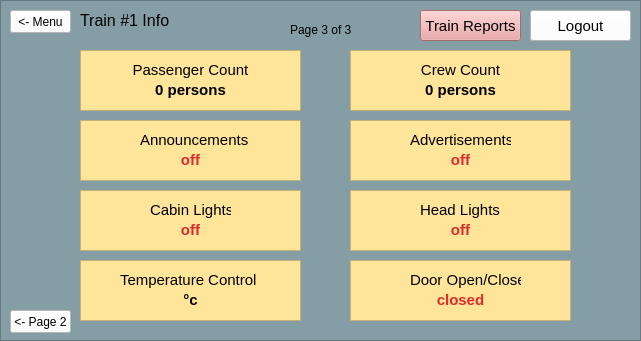
Before: the Qt Designer form src/UI/TrainModel/Train_Info_Page3.ui in aet37/ECE1140-Project, drawn with Qt 5.
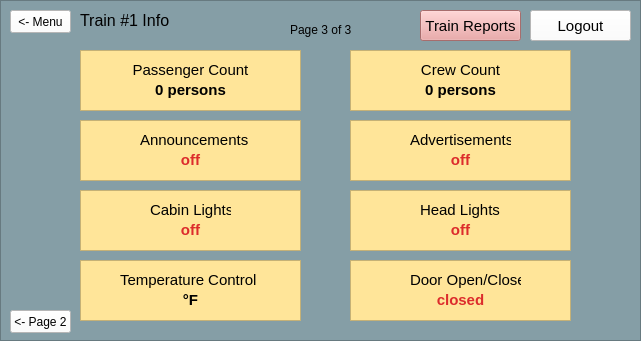
After: the same form once the commit is applied.

Patch:
```diff
--- a/src/UI/TrainModel/Train_Info_Page3.ui
+++ b/src/UI/TrainModel/Train_Info_Page3.ui
@@ -361,7 +361,7 @@
       <string notr="true">background-color: rgb(255, 229, 153);</string>
      </property>
      <property name="text">
-      <string>°c</string>
+      <string>°F</string>
      </property>
      <property name="alignment">
       <set>Qt::AlignCenter</set>
```
